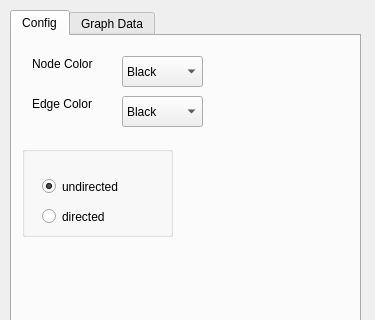
First picture: the form in graph_editor/tabwidget.ui, repository AleksDemakov/graph_editor, before the edit; both pictures show x 0 to 375 and y 0 to 320 of the 375 by 492 pixel window.
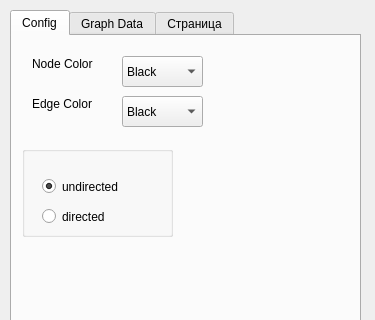
Second picture: the form after the edit. The open tabs and pages were chosen to show the change.

Patch:
```diff
--- a/graph_editor/tabwidget.ui
+++ b/graph_editor/tabwidget.ui
@@ -196,6 +196,11 @@
      </property>
     </widget>
    </widget>
+   <widget class="QWidget" name="tab_3">
+    <attribute name="title">
+     <string>Страница</string>
+    </attribute>
+   </widget>
   </widget>
  </widget>
  <resources/>
```
Left out of the diff: 2 changed lines with no effect on the pictures.
